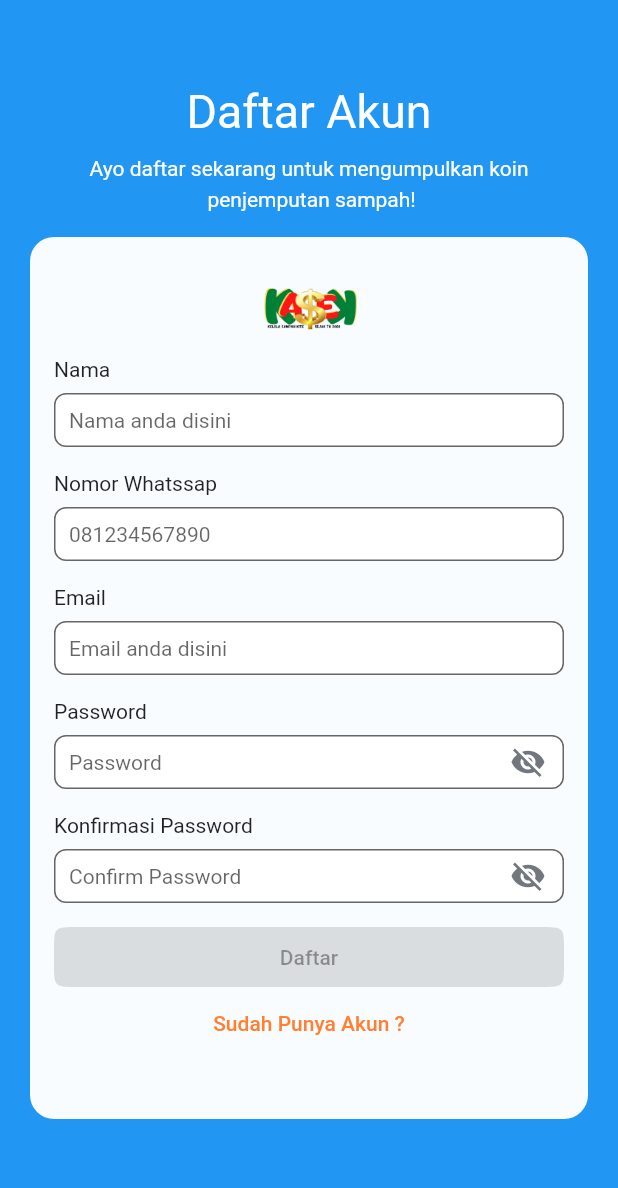
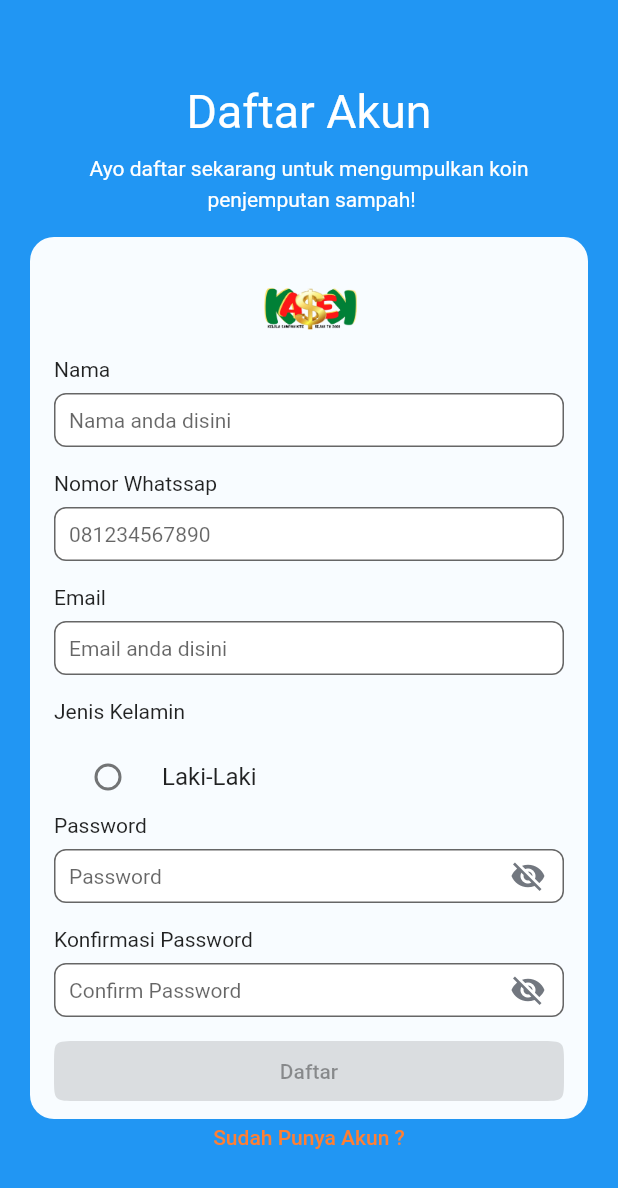
Before and after one commit to denyocrworld/bank-sammpah2, a Flutter app: the RegisterScreen screen opened by its route, on a phone screen of 412 x 824 dp. Shown: the top 1188 px of the screen. Run offline on Flutter 3.47's test engine with Material 2 defaults, Android fonts, the phone set to English and light mode, and no system bars; our stand-ins replace bloc, go_router; missing offline and left inert: rounded_expansion_tile.

Commit message:
update registrasi add jeniskelamin field

```diff
--- a/lib/presention/pages/registrasi/registrasi.dart
+++ b/lib/presention/pages/registrasi/registrasi.dart
@@ -12,6 +12,8 @@ class _RegisterScreenState extends State<RegisterScreen> {
 
   bool hideConfigPassword = true;
   bool hideConfirmPassword = true;
+
+  String? jeniskelaminValue;
 
   TextEditingController namaController = TextEditingController();
   TextEditingController whatssapController = TextEditingController();
@@ -203,6 +205,37 @@ class _RegisterScreenState extends State<RegisterScreen> {
                         ),
                       ),
                     ),
+                     Align(
+                      alignment: Alignment.centerLeft,
+                      child: Padding(
+                        padding: const EdgeInsets.only(top: 16, left: 16),
+                        child: Text(
+                          'Jenis Kelamin',
+                          style: TextStyle(fontSize: 14),
+                        ),
+                      ),
+                    ),
+                    Padding(
+                      padding: const EdgeInsets.only(top: 8, left: 16, right: 16),
+                      child: Container(
+                        width: MediaQuery.of(context).size.width * 1,
+                        height: 36,
+                        child:
+                          Expanded(
+                            child:
+                            RadioListTile(
+                              value: "Laki-Laki",
+                              groupValue: jeniskelaminValue,
+                              title: const Text("Laki-Laki"),
+                              onChanged: (value) {
+                                setState(() {
+                                  jeniskelaminValue = value;
+                                });
+                              },
+                            ),
+                          ),
+                        ),
+                      ),
                     Align(
                       alignment: Alignment.centerLeft,
                       child: Padding(
```
